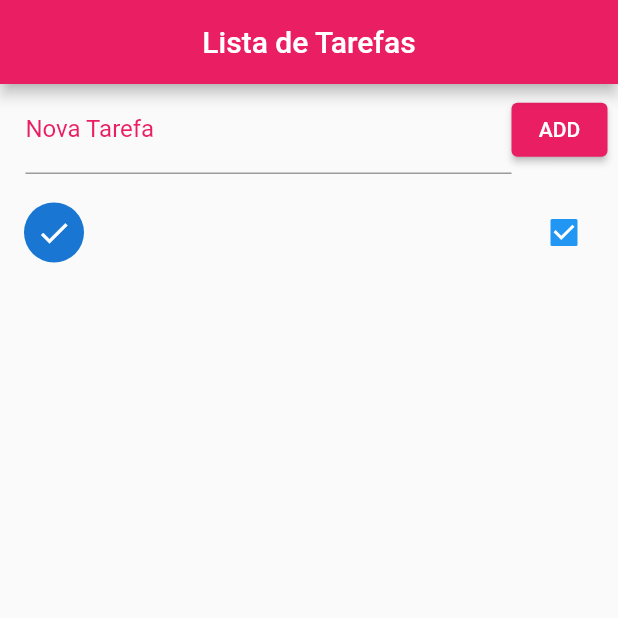
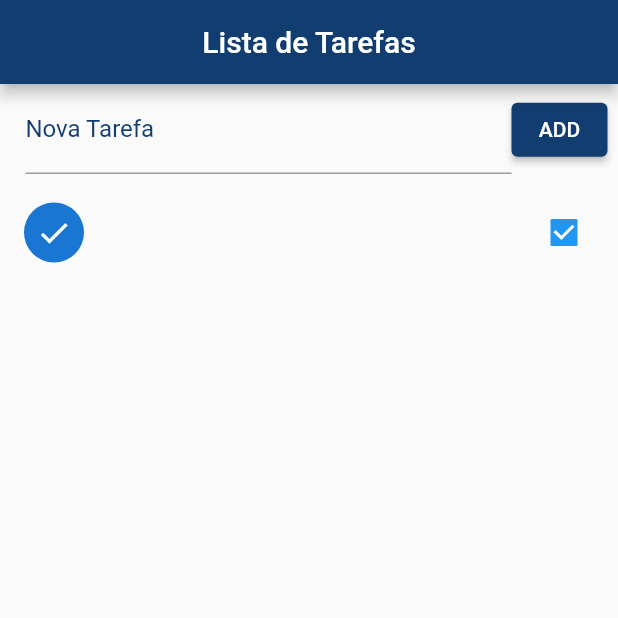
Before and after one commit to petersonpm/new-to-do-list, a Flutter app: the screen it shows after launch, after a tap on "ADD", after a tap on the "error" icon, on a phone screen of 412 x 824 dp, the top half of it. Run offline on Flutter 3.47's test engine with Material 2 defaults, Android fonts, the phone set to English and light mode, and no system bars.

Commit message:
Saving Tasks Permanently

```diff
--- a/lib/main.dart
+++ b/lib/main.dart
@@ -5,7 +5,7 @@
 import 'package:path_provider/path_provider.dart';
 
 void main() {
-  runApp(MaterialApp(
+  runApp(const MaterialApp(
     home: Home(),
   ));
 }
@@ -23,6 +23,17 @@
 
   List _toDolist = [];
 
+
+  @override
+  void initState() {
+    super.initState();
+    _readData().then((data){
+      setState(() {
+        _toDolist = json.decode(data);
+      });
+    });
+  }
+
   void _addTodo(){
     setState(() {
       Map<String, dynamic> newToDo = Map();
@@ -30,6 +41,7 @@
       _toDoController.text = "";
       newToDo["ok"] = false;
       _toDolist.add(newToDo);
+      _saveData();
     });
   }
 
@@ -38,7 +50,7 @@
     return Scaffold(
         appBar: AppBar(
           title: const Text("Lista de Tarefas"),
-          backgroundColor: Colors.pink,
+          backgroundColor: Color(0xFF123d70),
           centerTitle: true,
         ),
         body: Column(
@@ -50,14 +62,14 @@
                  Expanded(
                     child: TextField(
                       controller: _toDoController,
-                      decoration: InputDecoration(
+                      decoration: const InputDecoration(
                         labelText: "Nova Tarefa",
-                        labelStyle: TextStyle(color: Colors.pink),
+                        labelStyle: TextStyle(color:Color(0xFF123d70)),
                       ),
                     ),),
                   ElevatedButton(
                     style: ElevatedButton.styleFrom(
-                      backgroundColor: Colors.pink,
+                      backgroundColor: const Color(0xFF123d70),
                     ),
                     child: Text("ADD"),
                     onPressed: _addTodo,
@@ -78,6 +90,7 @@
                     onChanged: (c) {
                       setState(() {
                         _toDolist[index]["ok"] = c;
+                        _saveData();
                       });
                     } ,
                   );
```
